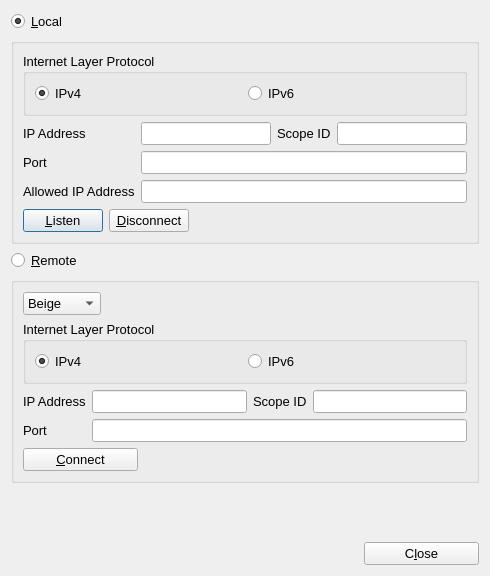
textbrowser/qtchess, file UI/setupDialog.ui: the form before one commit.
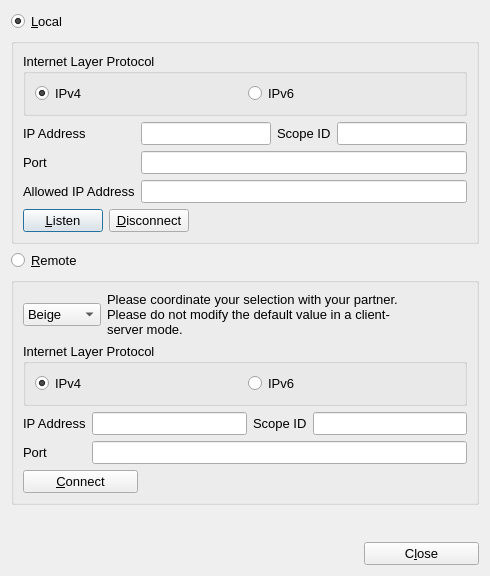
The form after the commit. Icons and pictures are not drawn.

Commit message: Helpful label.

Patch:
```diff
--- a/UI/setupDialog.ui
+++ b/UI/setupDialog.ui
@@ -198,6 +198,16 @@
           </item>
          </widget>
         </item>
+        <item>
+         <widget class="QLabel" name="label_3">
+          <property name="text">
+           <string>Please coordinate your selection with your partner. Please do not modify the default value in a client-server mode.</string>
+          </property>
+          <property name="wordWrap">
+           <bool>true</bool>
+          </property>
+         </widget>
+        </item>
         <item>
          <spacer name="horizontalSpacer_3">
           <property name="orientation">
```
